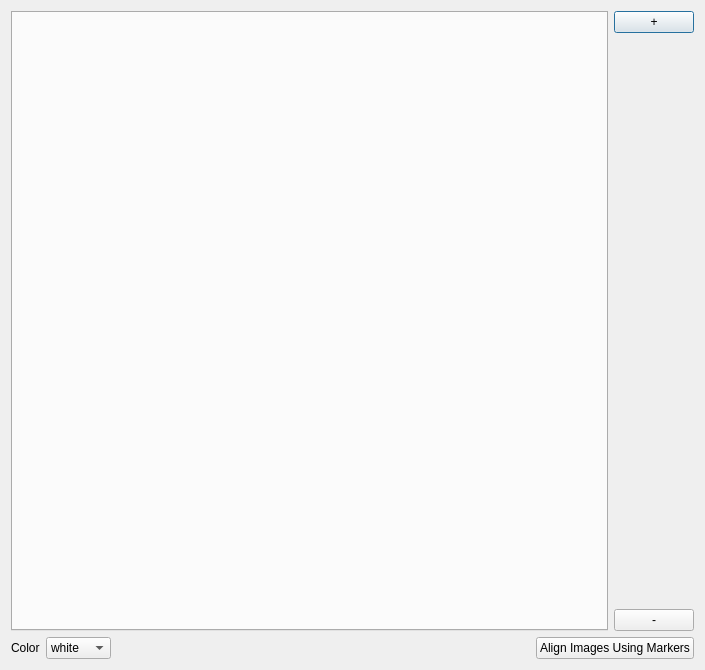
Qt form notebooks/ui/ui_registration_markers.ui (neutronimaging/python_notebooks) before a commit.
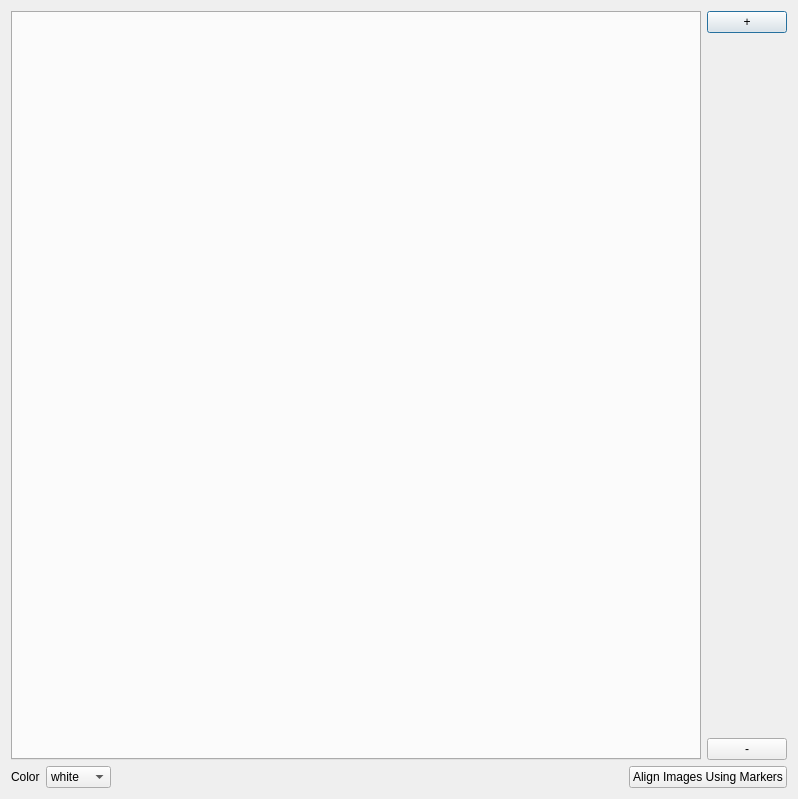
The same form after that commit.

Commit message: clicking rows update main display. this refs #160

```diff
--- a/notebooks/ui/ui_registration_markers.ui
+++ b/notebooks/ui/ui_registration_markers.ui
@@ -6,8 +6,8 @@
    <rect>
     <x>0</x>
     <y>0</y>
-    <width>705</width>
-    <height>670</height>
+    <width>798</width>
+    <height>799</height>
    </rect>
   </property>
   <property name="windowTitle">
```
Left out of the diff: 31 changed lines with no effect on the pictures. The commit also changes 2 other files.
